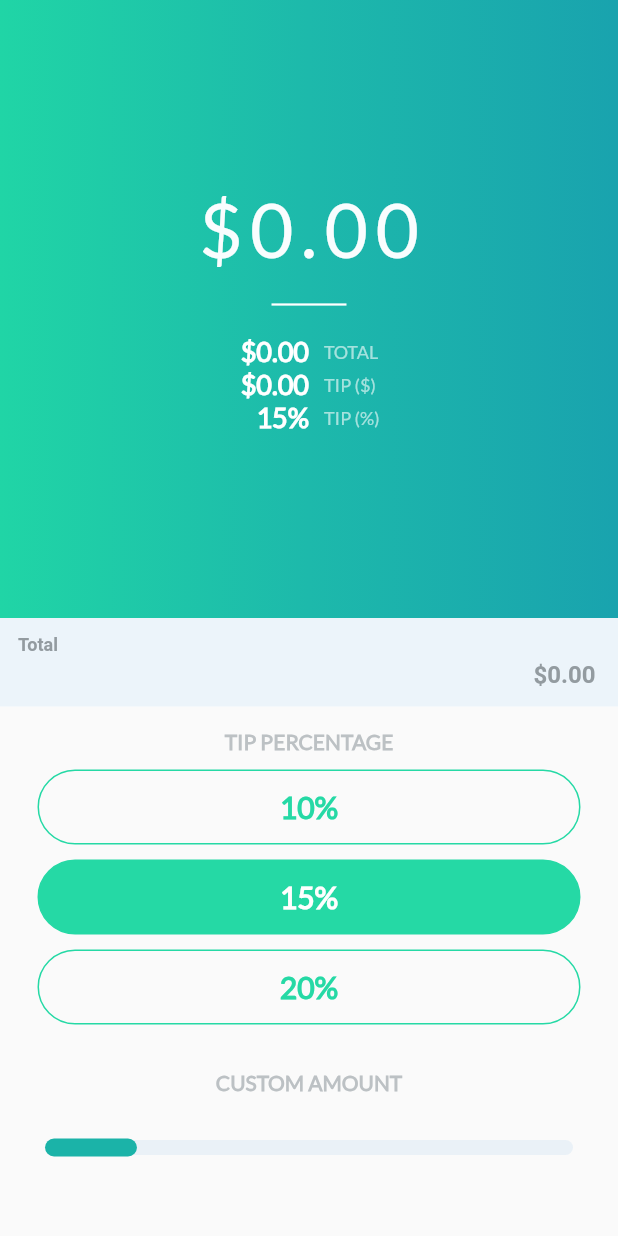
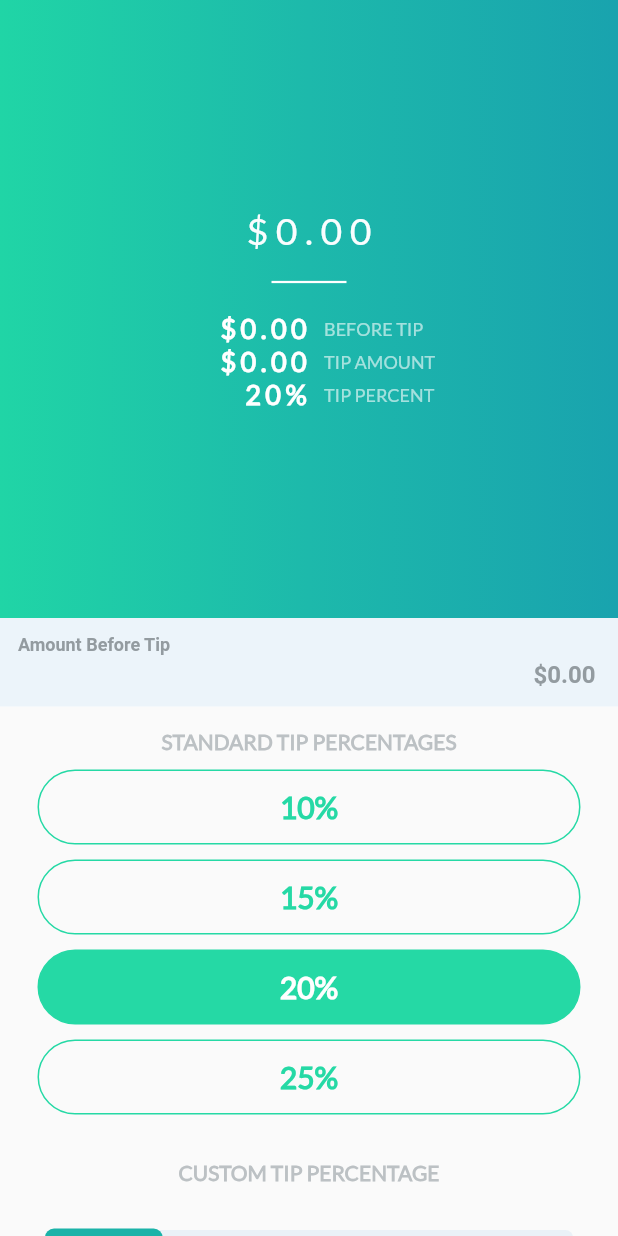
Before and after one commit to agileronin/tip-calculator, a Flutter app: the screen it shows after launch, on a phone screen of 412 x 824 dp. Run offline on Flutter 3.47's test engine with Material 2 defaults, Android fonts, the phone set to English and light mode, and no system bars; our stand-ins replace flutter_masked_text.

Commit message:
refactor: move tip calculator to own class
Break out the tip calculator functionality into its own class.

```diff
--- /dev/null
+++ b/lib/colors.dart
@@ -0,0 +1,28 @@
+import 'package:flutter/material.dart';
+
+const Color SLIDER_ACTIVE_TRACK_COLOR = Color(0xFF1BB3A8);
+const Color SLIDER_INACTIVE_TRACK_COLOR = Color(0xFFEAF1F7);
+const MaterialColor SLIDER_THUMB_COLOR = Colors.green;
+
+const PERCENT_BUTTON_TEXT_COLOR_SELECTED = Colors.white;
+const PERCENT_BUTTON_BACKGROUND_COLOR_SELECTED = Color(0xFF25D9A5);
+const PERCENT_BUTTON_TEXT_COLOR_UNSELECTED = Color(0xFF25D9A5);
+const PERCENT_BUTTON_BACKGROUND_COLOR_UNSELECTED = Colors.transparent;
+const PERCENT_BUTTON_BORDER_COLOR = Color(0xFF25D9A5);
+
+const TEXT_HEADER_COLOR = Color(0xFF939BA0);
+
+const TIP_INPUT_CURSOR_COLOR = Color(0xFF939BA0);
+const TIP_INPUT_COLOR = Color(0xFF939BA0);
+const TIP_INPUT_FILL_COLOR = Color(0xFFECF4FA);
+const TIP_INPUT_LABEL_COLOR = Color(0xFF939BA0);
+
+const TIP_DISPLAY_BACKGROUND_COLORS = [
+  const Color(0xFF20D5A6),
+  const Color(0xFF1DB9AB),
+  const Color(0xFF19A3AE)
+];
+
+const TIP_SUB_TEXT_COLOR = Colors.white;
+
+const TRANSPARENT_ROUND_SLIDER_COLOR = Color(0xFF25D9A5);
--- a/lib/main.dart
+++ b/lib/main.dart
@@ -1,9 +1,8 @@
 import 'package:flutter/material.dart';
 import 'package:flutter/rendering.dart';
 import 'package:flutter/services.dart';
-import 'package:flutter_masked_text/flutter_masked_text.dart';
 
-import './widgets/widgets.dart';
+import './screens/tip_calculator_screen.dart';
 
 void main() {
   debugPaintSizeEnabled = false;
@@ -16,40 +15,11 @@ class TipCalculator extends StatefulWidget {
 }
 
 class _TipCalculatorState extends State<TipCalculator> {
-  double _tipPercentage = 15.0;
-  double _tip = 0.0;
-  double _amount = 0.0;
-  double _total = 0.0;
-  MoneyMaskedTextController _amountInputController;
-
-  @override
-  void initState() {
-    super.initState();
-    this._amountInputController = MoneyMaskedTextController(
-      leftSymbol: '\$',
-      decimalSeparator: '.',
-      precision: 2,
-      thousandSeparator: ',',
-      initialValue: 0.00,
-    );
-  }
-
-  void _calculateTip() {
-    _tip = (_amount * _tipPercentage) / 100.0;
-    _total = _amount + _tip;
-  }
-
   @override
   Widget build(BuildContext context) {
-    _amountInputController.afterChange = (String _, double amountInput) {
-      setState(() {
-        _amount = amountInput;
-        _calculateTip();
-      });
-    };
-
     SystemChrome.setPreferredOrientations(
-        [DeviceOrientation.portraitUp, DeviceOrientation.portraitDown]);
+      [DeviceOrientation.portraitUp, DeviceOrientation.portraitDown],
+    );
     return GestureDetector(
       onTap: () {
         FocusScopeNode currentFocus = FocusScope.of(context);
@@ -61,90 +31,7 @@ class _TipCalculatorState extends State<TipCalculator> {
         theme: ThemeData.light().copyWith(
           brightness: Brightness.light,
         ),
-        home: Scaffold(
-          resizeToAvoidBottomInset: false,
-          body: Container(
-            child: Column(
-              children: <Widget>[
-                Expanded(
-                  child: TipDisplay(
-                    tipPercent: _tipPercentage,
-                    amount: _amount,
-                    tip: _tip,
-                    total: _total,
-                  ),
-                ),
-                Expanded(
-                  child: Column(
-                    children: <Widget>[
-                      TipAmountInput(
-                        controller: _amountInputController,
-                        amountChanged: (value) {
-                          setState(() {
-                            _amount = value;
-                            _calculateTip();
-                          });
-                        },
-                      ),
-                      Padding(
-                        padding:
-                            const EdgeInsets.fromLTRB(15.0, 15.0, 15.0, 5.0),
-                        child: TextHeader(
-                          text: 'Tip Percentage',
-                        ),
-                      ),
-                      PercentageButton(
-                        buttonText: '10%',
-                        selected: _tipPercentage == 10.0,
-                        onPressed: () {
-                          setState(() {
-                            _tipPercentage = 10.0;
-                            _calculateTip();
-                          });
-                        },
-                      ),
-                      PercentageButton(
-                        buttonText: '15%',
-                        selected: _tipPercentage == 15.0,
-                        onPressed: () {
-                          setState(() {
-                            _tipPercentage = 15.0;
-                            _calculateTip();
-                          });
-                        },
-                      ),
-                      PercentageButton(
-                        buttonText: '20%',
-                        selected: _tipPercentage == 20.0,
-                        onPressed: () {
-                          setState(() {
-                            _tipPercentage = 20.0;
-                            _calculateTip();
-                          });
-                        },
-                      ),
-                      Padding(
-                          padding:
-                              const EdgeInsets.fromLTRB(15.0, 25.0, 15.0, 5.0),
-                          child: TextHeader(
-                            text: 'Custom Amount',
-                          )),
-                      CustomTipSlider(
-                        currentValue: _tipPercentage,
-                        onSlide: (value) {
-                          setState(() {
-                            _tipPercentage = value;
-                            _calculateTip();
-                          });
-                        },
-                      ),
-                    ],
-                  ),
-                )
-              ],
-            ),
-          ),
-        ),
+        home: TipCalculatorScreen(),
       ),
     );
   }
--- /dev/null
+++ b/lib/screens/tip_calculator_screen.dart
@@ -0,0 +1,118 @@
+import 'package:flutter/material.dart';
+import 'package:flutter_masked_text/flutter_masked_text.dart';
+
+import '../widgets/widgets.dart';
+
+class TipCalculatorScreen extends StatefulWidget {
+  @override
+  _TipCalculatorScreenState createState() => _TipCalculatorScreenState();
+}
+
+class _TipCalculatorScreenState extends State<TipCalculatorScreen> {
+  double _tipPercentage = 20.0;
+  double _tip = 0.0;
+  double _amount = 0.0;
+  double _total = 0.0;
+  MoneyMaskedTextController _amountInputController;
+
+  @override
+  void initState() {
+    super.initState();
+    this._amountInputController = MoneyMaskedTextController(
+      leftSymbol: '\$',
+      decimalSeparator: '.',
+      precision: 2,
+      thousandSeparator: ',',
+      initialValue: 0.00,
+    );
+  }
+
+  void _calculateTip() {
+    _tip = (_amount * _tipPercentage) / 100.0;
+    _total = _amount + _tip;
+  }
+
+  PercentageButton _buildPercentageButton(String buttonText, tipPercentage) {
+    return PercentageButton(
+      buttonText: buttonText,
+      selected: _tipPercentage == tipPercentage,
+      onPressed: () {
+        setState(() {
+          _tipPercentage = tipPercentage;
+          _calculateTip();
+        });
+      },
+    );
+  }
+
+  @override
+  Widget build(BuildContext context) {
+    _amountInputController.afterChange = (String _, double amountInput) {
+      setState(() {
+        _amount = amountInput;
+        _calculateTip();
+      });
+    };
+
+    return Scaffold(
+      resizeToAvoidBottomInset: false,
+      body: Container(
+        child: Column(
+          children: <Widget>[
+            Expanded(
+              child: TipDisplay(
+                tipPercent: _tipPercentage,
+                amount: _amount,
+                tip: _tip,
+                total: _total,
+                fontSize: 25.0,
+              ),
+            ),
+            Expanded(
+              child: Column(
+                children: <Widget>[
+                  TipAmountInput(
+                    controller: _amountInputController,
+                    amountChanged: (value) {
+                      setState(() {
+                        _amount = value;
+                        _calculateTip();
+                      });
+                    },
+                  ),
+                  Padding(
+                    padding: const EdgeInsets.fromLTRB(15.0, 15.0, 15.0, 5.0),
+                    child: TextHeader(
+                      text: 'Standard Tip Percentages',
+                    ),
+                  ),
+                  _buildPercentageButton('10%', 10.0),
+                  _buildPercentageButton('15%', 15.0),
+                  _buildPercentageButton('20%', 20.0),
+                  _buildPercentageButton('25%', 25.0),
+                  Padding(
+                    padding: const EdgeInsets.fromLTRB(15.0, 25.0, 15.0, 5.0),
+                    child: TextHeader(
+                      text: 'Custom Tip Percentage',
+                    ),
+                  ),
+                  CustomTipSlider(
+                    currentValue: _tipPercentage,
+                    onSlide: (value) {
+                      setState(
+                        () {
+                          _tipPercentage = value;
+                          _calculateTip();
+                        },
+                      );
+                    },
+                  ),
+                ],
+              ),
+            )
+          ],
+        ),
+      ),
+    );
+  }
+}
--- a/lib/widgets/custom_tip_slider.dart
+++ b/lib/widgets/custom_tip_slider.dart
@@ -1,4 +1,6 @@
 import 'package:flutter/material.dart';
+
+import '../colors.dart';
 import './transparent_round_slider.dart';
 
 class CustomTipSlider extends StatefulWidget {
@@ -20,13 +22,13 @@ class _CustomTipSliderState extends State<CustomTipSlider> {
         children: <Widget>[
           SliderTheme(
             data: SliderTheme.of(context).copyWith(
-              activeTrackColor: Color(0xFF1BB3A8),
-              inactiveTrackColor: Color(0xFFEAF1F7),
+              activeTrackColor: SLIDER_ACTIVE_TRACK_COLOR,
+              inactiveTrackColor: SLIDER_INACTIVE_TRACK_COLOR,
               thumbShape: TransparentRoundSliderThumbShape(
                 enabledThumbRadius: 25.0,
                 disabledThumbRadius: 25.0,
               ),
-              thumbColor: Colors.green.withOpacity(0.25),
+              thumbColor: SLIDER_THUMB_COLOR.withOpacity(0.25),
               trackHeight: 10.0,
               overlayShape: RoundSliderOverlayShape(overlayRadius: 30.0),
             ),
@@ -36,13 +38,14 @@ class _CustomTipSliderState extends State<CustomTipSlider> {
                 max: 100.0,
                 divisions: 100,
                 value: widget.currentValue,
-                  // label: _value.toString(),
                 onChanged: (percentage) {
                   setState(() {
-                      widget.onSlide(double.parse(percentage.toStringAsFixed(0)));
-                      // _value = double.parse(percentage.toStringAsFixed(0));
+                    widget.onSlide(double.parse(
+                      percentage.toStringAsFixed(0),
+                    ));
                   });
-                  }),
+                },
+              ),
             ),
           ),
         ],
--- a/lib/widgets/percentage_button.dart
+++ b/lib/widgets/percentage_button.dart
@@ -1,10 +1,6 @@
 import 'package:flutter/material.dart';
 
-const TEXT_COLOR_SELECTED = Colors.white;
-const BACKGROUND_COLOR_SELECTED = Color(0xFF25D9A5);
-
-const TEXT_COLOR_UNSELECTED = Color(0xFF25D9A5);
-const BACKGROUND_COLOR_UNSELECTED = Colors.transparent;
+import '../colors.dart';
 
 class PercentageButton extends StatelessWidget {
   final String buttonText;
@@ -22,20 +18,28 @@ class PercentageButton extends StatelessWidget {
       margin: EdgeInsets.fromLTRB(25.0, 5.0, 25.0, 5.0),
       decoration: BoxDecoration(
         borderRadius: BorderRadius.circular(25.0),
-        color:
-            selected ? BACKGROUND_COLOR_SELECTED : BACKGROUND_COLOR_UNSELECTED,
+        color: selected
+            ? PERCENT_BUTTON_BACKGROUND_COLOR_SELECTED
+            : PERCENT_BUTTON_BACKGROUND_COLOR_UNSELECTED,
         border: Border.all(
-          color: Color(0xFF25D9A5),
+          color: PERCENT_BUTTON_BORDER_COLOR,
         ),
       ),
       width: double.infinity,
       child: FlatButton(
         splashColor: Colors.transparent,
+        highlightColor:
+            PERCENT_BUTTON_BACKGROUND_COLOR_SELECTED.withOpacity(0.2),
+        shape: RoundedRectangleBorder(
+          borderRadius: BorderRadius.circular(25.0),
+        ),
         onPressed: () => this.onPressed(),
         child: Text(
           this.buttonText,
           style: TextStyle(
-              color: selected ? TEXT_COLOR_SELECTED : TEXT_COLOR_UNSELECTED,
+              color: selected
+                  ? PERCENT_BUTTON_TEXT_COLOR_SELECTED
+                  : PERCENT_BUTTON_TEXT_COLOR_UNSELECTED,
               fontSize: 20.0,
               fontWeight: FontWeight.bold,
               fontFamily: 'Lato'),
--- a/lib/widgets/text_header.dart
+++ b/lib/widgets/text_header.dart
@@ -1,4 +1,5 @@
 import 'package:flutter/material.dart';
+import '../colors.dart';
 
 class TextHeader extends StatelessWidget {
   final String text;
@@ -12,7 +13,7 @@ class TextHeader extends StatelessWidget {
       style: TextStyle(
         fontWeight: FontWeight.bold,
         fontFamily: 'Lato',
-        color: Color(0xFF939BA0).withOpacity(0.6),
+        color: TEXT_HEADER_COLOR.withOpacity(0.6),
       ),
     );
   }
--- a/lib/widgets/tip_amount_input.dart
+++ b/lib/widgets/tip_amount_input.dart
@@ -1,4 +1,5 @@
 import 'package:flutter/material.dart';
+import '../colors.dart';
 
 class TipAmountInput extends StatelessWidget {
   final Function amountChanged;
@@ -12,18 +13,18 @@ class TipAmountInput extends StatelessWidget {
       color: Colors.white,
       child: TextFormField(
         controller: controller,
-        cursorColor: Color(0xFF939BA0),
+        cursorColor: TIP_INPUT_CURSOR_COLOR,
         style: TextStyle(
           fontWeight: FontWeight.bold,
-          color: Color(0xFF939BA0),
+          color: TIP_INPUT_COLOR,
         ),
         decoration: InputDecoration(
           border: InputBorder.none,
           filled: true,
-          fillColor: Color(0xFFECF4FA),
-          labelText: 'Total',
+          fillColor: TIP_INPUT_FILL_COLOR,
+          labelText: 'Amount Before Tip',
           labelStyle: TextStyle(
-            color: Color(0xFF939BA0),
+            color: TIP_INPUT_LABEL_COLOR,
           ),
         ),
         textAlign: TextAlign.right,
--- a/lib/widgets/tip_display.dart
+++ b/lib/widgets/tip_display.dart
@@ -1,6 +1,8 @@
 import 'package:flutter/material.dart';
 import './tip_sub_text.dart';
 import 'package:intl/intl.dart';
+
+import '../colors.dart';
 
 class TipDisplay extends StatelessWidget {
   final double tipPercent;
@@ -9,12 +11,15 @@ class TipDisplay extends StatelessWidget {
   final double total;
   final NumberFormat currencyFormat;
   final NumberFormat percentageFormat;
-  TipDisplay(
-      {@required this.tipPercent,
-      @required this.amount,
-      @required this.tip,
-      @required this.total})
-      : this.currencyFormat =
+  final double fontSize;
+
+  TipDisplay({
+    @required this.tipPercent,
+    @required this.amount,
+    @required this.tip,
+    @required this.total,
+    this.fontSize = 50.0,
+  })  : this.currencyFormat =
             NumberFormat.currency(locale: 'en_US', symbol: '\$'),
         this.percentageFormat = NumberFormat.percentPattern('en_US');
 
@@ -25,11 +30,7 @@ class TipDisplay extends StatelessWidget {
         gradient: LinearGradient(
           begin: Alignment.topLeft,
           end: Alignment.topRight,
-          colors: [
-            const Color(0xFF20D5A6),
-            const Color(0xFF1DB9AB),
-            const Color(0xFF19A3AE),
-          ],
+          colors: TIP_DISPLAY_BACKGROUND_COLORS,
         ),
       ),
       width: double.infinity,
@@ -42,7 +43,7 @@ class TipDisplay extends StatelessWidget {
               style: TextStyle(
                 color: Color(0xFFF9FDFE),
                 fontFamily: 'Lato',
-                fontSize: 50.0,
+                fontSize: fontSize,
                 letterSpacing: 5.0,
               ),
             ),
@@ -61,16 +62,15 @@ class TipDisplay extends StatelessWidget {
             ),
             TipSubText(
               amount: currencyFormat.format(amount),
-              label: 'Total',
+              label: 'Before Tip',
             ),
             TipSubText(
               amount: currencyFormat.format(tip),
-              label: 'Tip (\$)',
+              label: 'Tip Amount',
             ),
             TipSubText(
-              // amount: '$tipPercent%',
               amount: percentageFormat.format(tipPercent / 100.0),
-              label: 'Tip (%)',
+              label: 'Tip Percent',
             ),
           ],
         ),
--- a/lib/widgets/tip_sub_text.dart
+++ b/lib/widgets/tip_sub_text.dart
@@ -1,4 +1,6 @@
 import 'package:flutter/material.dart';
+
+import '../colors.dart';
 
 class TipSubText extends StatelessWidget {
   final String amount;
@@ -21,9 +23,9 @@ class TipSubText extends StatelessWidget {
                   fontWeight: FontWeight.bold,
                   fontSize: 18.0,
                   fontFamily: 'Lato',
-                  color: Colors.white,
+                  letterSpacing: 3.0,
+                  color: TIP_SUB_TEXT_COLOR,
                 ),
-                // ),
               ),
             ),
           ),
@@ -36,7 +38,7 @@ class TipSubText extends StatelessWidget {
                 style: TextStyle(
                     fontSize: 12.0,
                     fontFamily: 'Lato',
-                    color: Colors.white.withOpacity(0.6)),
+                    color: TIP_SUB_TEXT_COLOR.withOpacity(0.6)),
               ),
             ),
           ),
--- a/lib/widgets/transparent_round_slider.dart
+++ b/lib/widgets/transparent_round_slider.dart
@@ -1,4 +1,6 @@
 import 'package:flutter/material.dart';
+
+import '../colors.dart';
 
 class TransparentRoundSliderThumbShape extends SliderComponentShape {
   const TransparentRoundSliderThumbShape({
@@ -46,7 +48,7 @@ class TransparentRoundSliderThumbShape extends SliderComponentShape {
       radiusTween.evaluate(enableAnimation),
       Paint()
         ..style = PaintingStyle.stroke
-        ..color = Color(0xFF25D9A5)
+        ..color = TRANSPARENT_ROUND_SLIDER_COLOR
         ..strokeWidth = 1.0,
     );
   }
```
Lines whose indentation alone changed are shown as unchanged.
